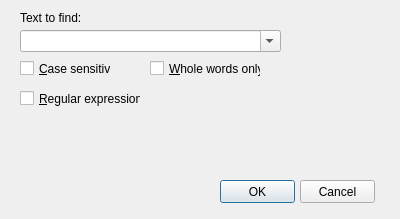
Above: src/searchdialog.ui from borneq/qedytor before the change. Below: the same form after it.
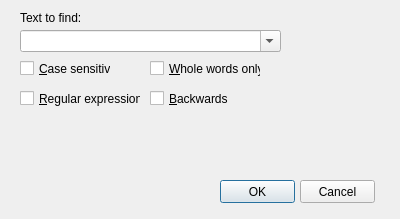
That is the form after the change.

Diff of the .ui file:
```diff
--- a/src/searchdialog.ui
+++ b/src/searchdialog.ui
@@ -107,6 +107,19 @@
     <string>&amp;Regular expression</string>
    </property>
   </widget>
+  <widget class="QCheckBox" name="cbBackwards">
+   <property name="geometry">
+    <rect>
+     <x>150</x>
+     <y>90</y>
+     <width>111</width>
+     <height>17</height>
+    </rect>
+   </property>
+   <property name="text">
+    <string>&amp;Backwards</string>
+   </property>
+  </widget>
  </widget>
  <resources/>
  <connections/>
```
Left out of the diff: 6 changed lines with no effect on the pictures.
